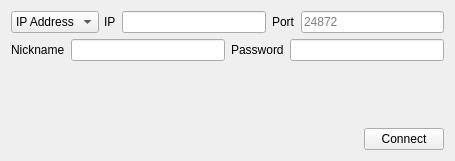
First picture: the form in src/yuzu/multiplayer/direct_connect.ui, repository Kryptuq/Yuzu-Early-Access-files, before the edit.
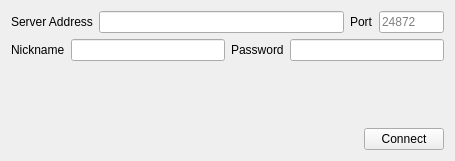
Second picture: the form after the edit.

Diff of the .ui file:
```diff
--- a/src/yuzu/multiplayer/direct_connect.ui
+++ b/src/yuzu/multiplayer/direct_connect.ui
@@ -26,20 +26,11 @@
          <property name="leftMargin">
           <number>0</number>
          </property>
-         <item>
-          <widget class="QComboBox" name="connection_type">
-           <item>
-            <property name="text">
-             <string>IP Address</string>
-            </property>
-           </item>
-          </widget>
-         </item>
          <item>
           <widget class="QWidget" name="ip_container" native="true">
            <layout class="QHBoxLayout" name="ip_layout">
             <property name="leftMargin">
-             <number>5</number>
+             <number>0</number>
             </property>
             <property name="topMargin">
              <number>0</number>
@@ -53,7 +44,7 @@
             <item>
              <widget class="QLabel" name="label_2">
               <property name="text">
-               <string>IP</string>
+               <string>Server Address</string>
               </property>
              </widget>
             </item>
@@ -85,6 +76,18 @@
               <property name="placeholderText">
                <string notr="true" extracomment="placeholder string that tells user default port">24872</string>
               </property>
+              <property name="sizePolicy">
+               <sizepolicy hsizetype="Fixed" vsizetype="Fixed">
+                <horstretch>0</horstretch>
+                <verstretch>0</verstretch>
+               </sizepolicy>
+              </property>
+              <property name="maximumSize">
+               <size>
+                  <width>65</width>
+                  <height>50</height>
+               </size>
+              </property>
              </widget>
             </item>
            </layout>
```
Left out of the diff: 4 changed lines with no effect on the pictures.
